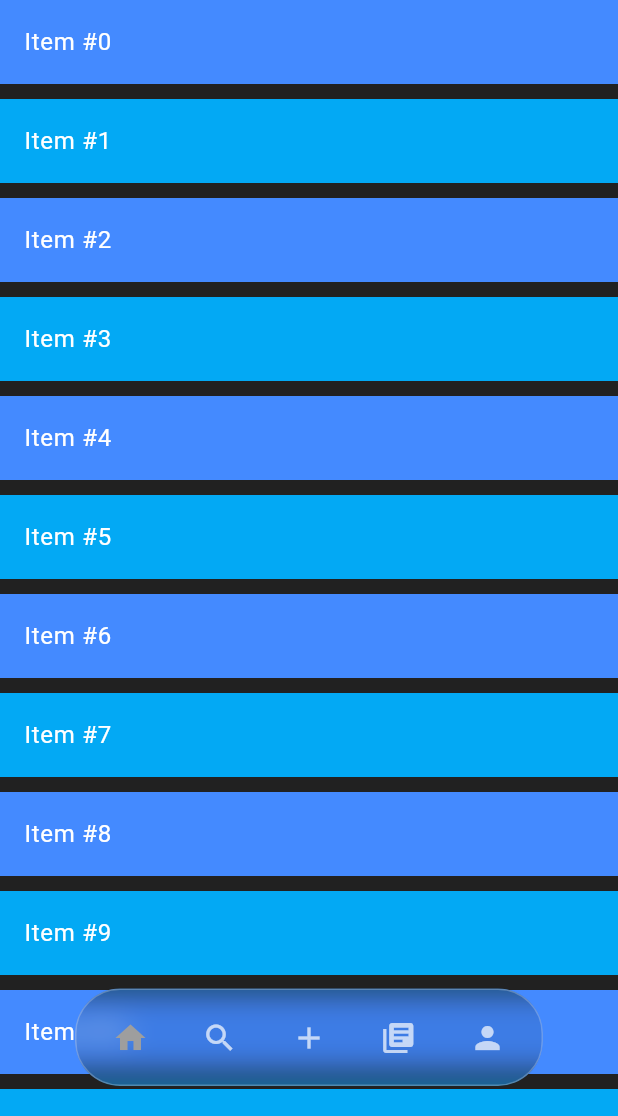
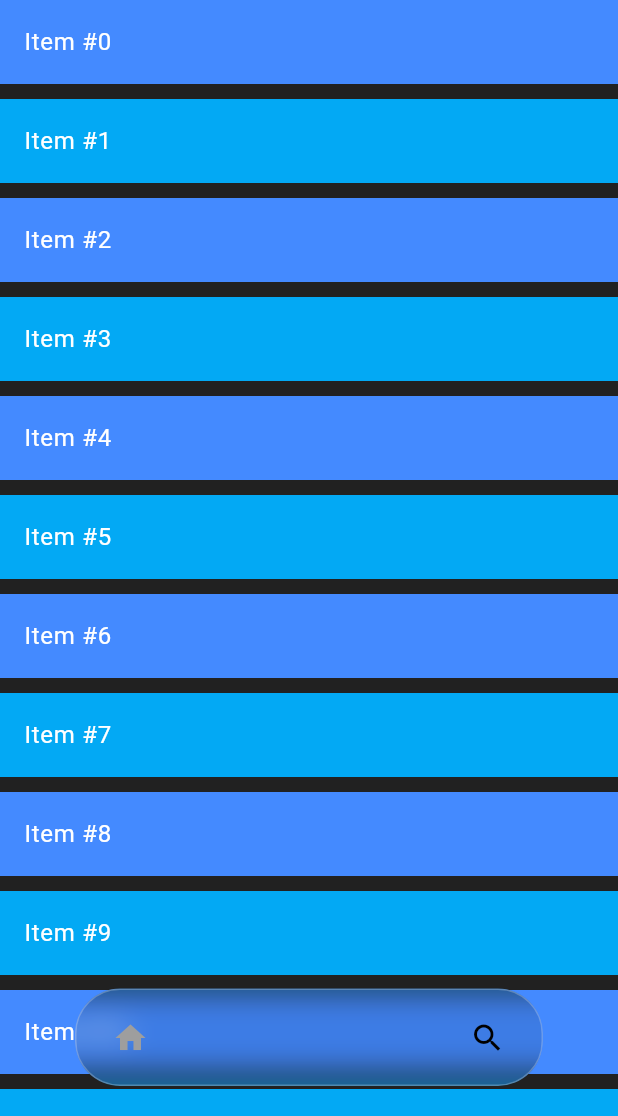
Before and after one commit to iAVAA/vynt, a Flutter app: the screen it shows after launch, after a tap on the "home" icon, on a phone screen of 412 x 824 dp, the part 120-1236 px from its top. Run offline on Flutter 3.47's test engine with Material 3 defaults, Android fonts, the light colour scheme and no system bars; drawn by our look-alikes of crystal_navigation_bar; our stand-ins replace firebase_core, google_fonts, lottie; accounts and stored records are empty.

Commit message:
optimized nav_bar (forreal)

```diff
--- a/lib/main.dart
+++ b/lib/main.dart
@@ -1,6 +1,6 @@
 import 'package:firebase_core/firebase_core.dart';
 import 'package:flutter/material.dart';
-import 'screens/feed_page.dart';
+import 'package:vynt/screens/main_page.dart';
 import 'firebase_options.dart';
 
 void main() async {
@@ -22,7 +22,7 @@ class Main extends StatelessWidget {
         colorScheme: ColorScheme.fromSeed(seedColor: Colors.deepPurple),
         useMaterial3: true,
       ),
-      home: const Feed(title: 'Vynt'),
+      home: const Home(),
       debugShowCheckedModeBanner: false,
     );
   }
--- a/lib/screens/feed_page.dart
+++ b/lib/screens/feed_page.dart
@@ -1,25 +1,11 @@
 import 'package:flutter/material.dart';
 import 'package:provider/provider.dart';
-import '/widgets/navigation_bar.dart';
 import '/widgets/application_bar.dart';
 import '/controllers/scroll_monitor.dart';
 
-class Feed extends StatefulWidget {
+class Feed extends StatelessWidget {
   const Feed({super.key, required this.title});
   final String title;
-
-  @override
-  State<Feed> createState() => _FeedState();
-}
-
-class _FeedState extends State<Feed> {
-  SelectedTab _selectedTab = SelectedTab.home;
-
-  void _handleIndexChanged(int index) {
-    setState(() {
-      _selectedTab = SelectedTab.values[index];
-    });
-  }
 
   @override
   Widget build(BuildContext context) {
@@ -29,22 +15,7 @@ class _FeedState extends State<Feed> {
         extendBody: true,
         body: Stack(
           children: [
-            _buildBody(),
-            Consumer<ScrollMonitor>(
-              builder: (context, scrollMonitor, child) {
-                return AnimatedPositioned(
-                  duration: const Duration(milliseconds: 300),
-                  curve: Curves.easeInOut,
-                  bottom: scrollMonitor.isNavBarVisible ? 0 : -130,
-                  left: 0,
-                  right: 0,
-                  child: BlurredNavigationBar(
-                    selectedTab: _selectedTab,
-                    onIndexChanged: _handleIndexChanged,
-                  ),
-                );
-              },
-            ),
+            _buildBody(context),
           ],
         ),
         backgroundColor: Colors.grey[900],
@@ -52,13 +23,13 @@ class _FeedState extends State<Feed> {
     );
   }
 
-  Widget _buildBody() {
+  Widget _buildBody(BuildContext context) {
     return Consumer<ScrollMonitor>(
       builder: (context, scrollMonitor, child) {
         return CustomScrollView(
           controller: scrollMonitor.scrollController,
           slivers: [
-            ApplicationBar(title: widget.title),
+            ApplicationBar(title: title),
             SliverList(
               delegate: SliverChildBuilderDelegate(
                 (context, index) {
--- /dev/null
+++ b/lib/screens/main_page.dart
@@ -0,0 +1,37 @@
+import 'package:flutter/material.dart';
+import 'feed_page.dart';
+import 'search_page.dart';
+import '../widgets/navigation_bar.dart';
+
+class Home extends StatefulWidget {
+  const Home({super.key});
+
+  @override
+  State<Home> createState() => _HomeState();
+}
+
+class _HomeState extends State<Home> {
+  int _selectedIndex = 0;
+
+  static const List<Widget> _pages = <Widget>[
+    Feed(title: 'Vynt'),
+    Search(),
+  ];
+
+  void _onItemTapped(int index) {
+    setState(() {
+      _selectedIndex = index;
+    });
+  }
+
+  @override
+  Widget build(BuildContext context) {
+    return Scaffold(
+      body: CustomNavigationBar(
+        selectedIndex: _selectedIndex,
+        onItemTapped: _onItemTapped,
+        pages: _pages,
+      ),
+    );
+  }
+}
--- a/lib/widgets/navigation_bar.dart
+++ b/lib/widgets/navigation_bar.dart
@@ -1,74 +1,54 @@
 import 'package:crystal_navigation_bar/crystal_navigation_bar.dart';
 import 'package:flutter/material.dart';
 
-import '../screens/search_page.dart';
-import '../screens/feed_page.dart';
+class CustomNavigationBar extends StatelessWidget {
+  final int selectedIndex;
+  final ValueChanged<int> onItemTapped;
+  final List<Widget> pages;
 
-enum SelectedTab { home, search, add, library, profile }
-
-class BlurredNavigationBar extends StatelessWidget {
-  final SelectedTab selectedTab;
-  final ValueChanged<int> onIndexChanged;
-
-  const BlurredNavigationBar({
+  const CustomNavigationBar({
     super.key,
-    required this.selectedTab,
-    required this.onIndexChanged,
+    required this.selectedIndex,
+    required this.onItemTapped,
+    required this.pages,
   });
 
   @override
   Widget build(BuildContext context) {
-    return Container(
-      constraints: const BoxConstraints(
-        minWidth: 0,
-        minHeight: 0,
-        maxWidth: double.infinity,
-        maxHeight: double.infinity,
-      ),
+    return Stack(
+      children: [
+        pages[selectedIndex],
+        Positioned(
+          left: 0,
+          right: 0,
+          bottom: 0,
           child: CrystalNavigationBar(
             enableFloatingNavBar: true,
             enablePaddingAnimation: true,
-        currentIndex: SelectedTab.values.indexOf(selectedTab),
+            currentIndex: selectedIndex,
             unselectedItemColor: Colors.white70,
             backgroundColor: Colors.black.withOpacity(0.1),
             splashColor: Colors.transparent,
             indicatorColor: Colors.transparent,
-        onTap: (index) {
-          if (SelectedTab.values[index] != selectedTab) {
-            if (SelectedTab.values[index] == SelectedTab.search) {
-              Navigator.push(
-                context,
-                MaterialPageRoute(builder: (context) => const Search()),
-              );
-            } else if (SelectedTab.values[index] == SelectedTab.home) {
-              Navigator.push(
-                context,
-                MaterialPageRoute(builder: (context) => const Feed(title: 'Feed')),
-              );
-            }
-            onIndexChanged(index);
-          }
-        },
-        items: _buildNavigationBarItems(),
+            onTap: onItemTapped,
+            items: [
+              CrystalNavigationBarItem(
+                icon: Icons.home,
+                unselectedIcon: Icons.search,
+                selectedColor: Colors.grey,
+                unselectedColor: Colors.black,
               ),
-    );
-  }
-
-  List<CrystalNavigationBarItem> _buildNavigationBarItems() {
-    return [
-      _buildNavigationBarItem(Icons.home, Colors.grey),
-      _buildNavigationBarItem(Icons.search, Colors.grey),
-      _buildNavigationBarItem(Icons.add, Colors.grey),
-      _buildNavigationBarItem(Icons.library_books, Colors.grey),
-      _buildNavigationBarItem(Icons.person, Colors.grey),
-    ];
-  }
-
-  CrystalNavigationBarItem _buildNavigationBarItem(IconData icon, Color selectedColor) {
-    return CrystalNavigationBarItem(
-      icon: icon,
-      unselectedIcon: icon,
-      selectedColor: selectedColor,
+              CrystalNavigationBarItem(
+                icon: Icons.search,
+                unselectedIcon: Icons.search,
+                selectedColor: Colors.grey,
+                unselectedColor: Colors.black,
+              ),
+              // Add other items here
+            ],
+          ),
+        ),
+      ],
     );
   }
 }
```
Lines whose indentation alone changed are shown as unchanged.
